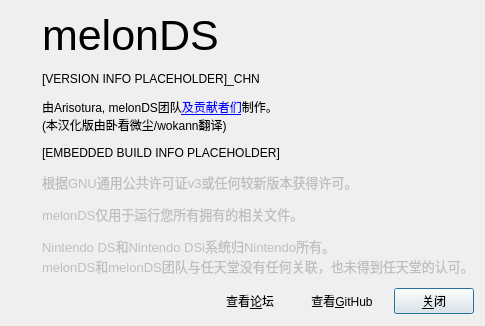
First picture: the form in src/frontend/qt_sdl/AboutDialog.ui, repository melonDS-emu/melonDS, before the edit.
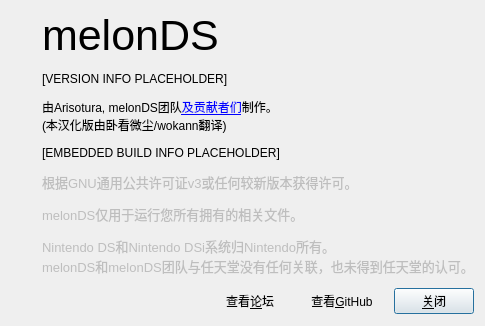
Second picture: the form after the edit. Icons and pictures are not drawn.

Commit message: add chn flag

Patch:
```diff
--- a/src/frontend/qt_sdl/AboutDialog.ui
+++ b/src/frontend/qt_sdl/AboutDialog.ui
@@ -118,7 +118,7 @@
           <bool>true</bool>
          </property>
          <property name="text">
-          <string>[VERSION INFO PLACEHOLDER]_CHN</string>
+          <string>[VERSION INFO PLACEHOLDER]</string>
          </property>
          <property name="textFormat">
           <enum>Qt::TextFormat::MarkdownText</enum>
```
The commit also changes 1 other file.
